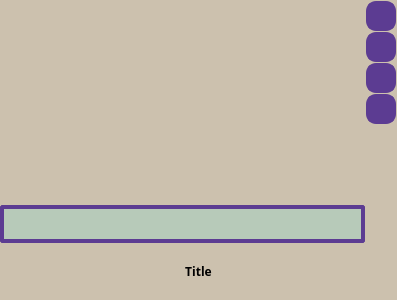
First picture: the form in UI/stacked_recipes.ui, repository juvarlet/a_table, before the edit.
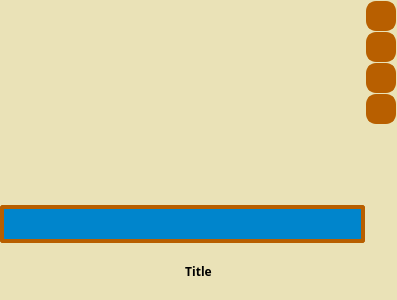
Second picture: the form after the edit. Icons and pictures are not drawn.

Commit message: WIP Design with template and color dynamic

The edit to the form file:
```diff
--- a/UI/stacked_recipes.ui
+++ b/UI/stacked_recipes.ui
@@ -17,22 +17,24 @@
    <string>Form</string>
   </property>
   <property name="styleSheet">
-   <string notr="true">QWidget{
-background-color:#ccc1ae;
-font-family:Poiret One;
-font: bold;
+   <string notr="true">
+
+QWidget{
+    background-color:#eae2b7;
+    font-family:Poiret One;
+    font: bold;
 }
 
 QPushButton{
-     background-color: #5c3c92;
-     border-style: solid;
-     border-width: 2px;
-     border-radius: 10px;
-     border-color: #5c3c92;
-     font: bold 18px;
-     /*min-width: 10em;*/
-     padding: 8px;
-	color:#a2d5c6;
+    background-color: #b85f00;
+    border-style: solid;
+    border-width: 2px;
+    border-radius: 10px;
+    border-color: #b85f00;
+    font: bold 18px;
+    /*min-width: 10em;*/
+    padding: 8px;
+	color:#005d8f;
 
 }
 
@@ -44,7 +46,7 @@
 }
 
 QPushButton:checked{
-	border-color: #5c3c92;
+	border-color: #b85f00;
 }
 
 QPushButton:hover{
@@ -53,23 +55,20 @@
 	border-radius: 8px;*/
 }
 
-
 QComboBox {
-	border: 2px solid #5c3c92;
+	border: 2px solid #b85f00;
 	border-radius: 3px;
-	/*background: qlineargradient(x1:0, y1:0, x2:0, y2:1, stop:0 #a2d5c6, stop:0.1 #b7cab9, stop:0.9 #b7cab9, stop:1 #a2d5c6);*/
-	background: #b7cab9;
+	background: #0085cc;
 	padding: 1px 23px 1px 3px;
 	min-width: 6em;
-	color: #077b8a;
-font-size: 18px;
-
+	color: #003049;
+    font-size: 18px;
 }
+
 QComboBox::drop-down {
 	subcontrol-origin: padding;
 	subcontrol-position: top right;
 	width: 20px;
-
 	border-top-right-radius: 3px;
 	border-bottom-right-radius: 3px;
 }
@@ -81,11 +80,10 @@
 }
 
 QComboBox QAbstractItemView{
-	background-color: #ccc1ae;
-	/*color: #077B8A;*/
- 	
-	selection-background-color: #5c3c92;
-	/*selection-color: #A2D5C6;*/
+	background-color: #eae2b7;
+	/*color: #003049;*/
+	selection-background-color: #b85f00;
+	/*selection-color: #005d8f;*/
 }
 
 QToolTip {
@@ -98,42 +96,39 @@
 }
 
 QComboBox {
-	border: 4px solid #5c3c92;
+	border: 4px solid #b85f00;
 	border-radius: 3px;
-	/*background: qlineargradient(x1:0, y1:0, x2:0, y2:1, stop:0 #a2d5c6, stop:0.1 #b7cab9, stop:0.9 #b7cab9, stop:1 #a2d5c6);*/
-	background: #b7cab9;
+	background: #0085cc;
 	padding: 1px 23px 1px 3px;
 	min-width: 6em;
-	color: #077b8a;
-font-size: 18px;
-
+	color: #003049;
+    font-size: 18px;
 }
+
 QComboBox::drop-down {
 	subcontrol-origin: padding;
 	subcontrol-position: top right;
 	width: 20px;
-
 	border-top-right-radius: 3px;
 	border-bottom-right-radius: 3px;
 }
+
 QComboBox::down-arrow {
-     image: url(file:///../UI/images/icon_down_arrow.png);
-	/*image: url(file:///../UI/images/icon_edit.png);*/
+    image: url(file:///../UI/images/icon_down_arrow.png);
 	width: 20px;
 	height: 20px;
 }
 
  
 QComboBox QAbstractItemView{
-	background-color: #ccc1ae;
-	/*color: #077B8A;*/
- 	
-	selection-background-color: #5c3c92;
-	/*selection-color: #A2D5C6;*/
+	background-color: #eae2b7;
+	/*color: #003049;*/
+	selection-background-color: #b85f00;
+	/*selection-color: #005d8f;*/
 }
 
 QFrame #frame_buttons{
-background-color:transparent;
+    background-color:transparent;
 }
 
 QMenu::item {
```
Left out of the diff: 11 changed lines with no effect on the pictures. The commit also changes 7 other files.
